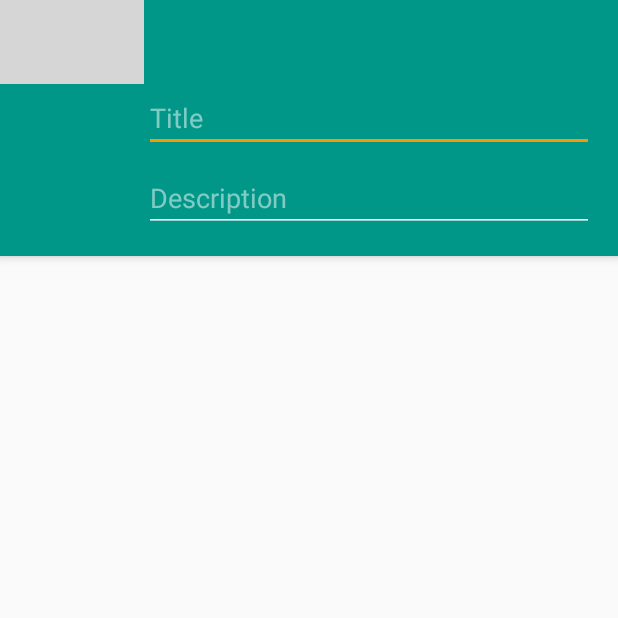
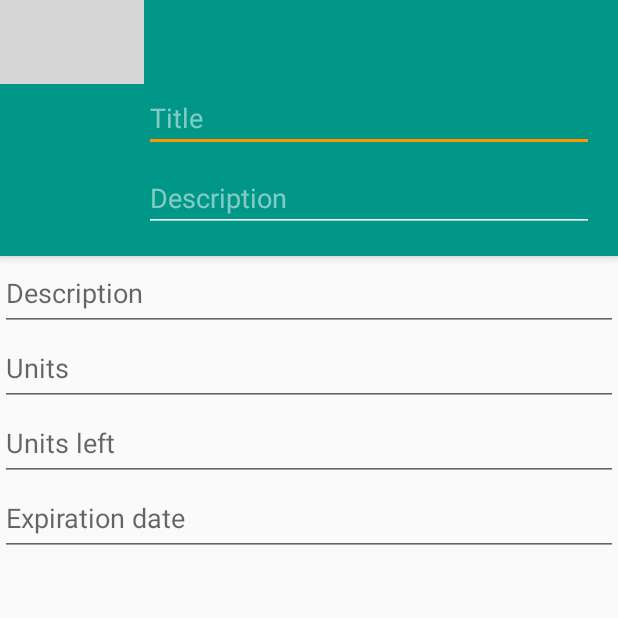
Before and after one commit to emanuele-dedonatis/Drugstore, an Android app: the NewDrugActivity screen opened directly, with no data from a screen before it, on a phone screen of 412 x 824 dp, the top half of it. Run offline under Robolectric (Android 15) with nearby library versions, the phone set to English and light mode, and no system bars; libraries missing offline, so code that uses them is left out: com.amulyakhare.textdrawable; grey boxes are pictures that could not be loaded.

Commit message:
new drug fragment edittext

```diff
--- a/app/src/main/java/it/dedonatis/emanuele/drugstore/activities/NewDrugActivity.java
+++ b/app/src/main/java/it/dedonatis/emanuele/drugstore/activities/NewDrugActivity.java
@@ -15,6 +15,8 @@ import android.widget.ViewSwitcher;
 import com.amulyakhare.textdrawable.util.ColorGenerator;
 
 import it.dedonatis.emanuele.drugstore.R;
+import it.dedonatis.emanuele.drugstore.fragments.DrugDetailFragment;
+import it.dedonatis.emanuele.drugstore.fragments.NewDrugFragment;
 import it.dedonatis.emanuele.drugstore.utils.ColorUtils;
 
 public class NewDrugActivity extends AppCompatActivity {
@@ -48,6 +50,13 @@ public class NewDrugActivity extends AppCompatActivity {
             viewSwitcher.showNext();
 
         }
+
+        if (savedInstanceState != null) {
+            return;
+        } else {
+            NewDrugFragment newDrugFragment = NewDrugFragment.newInstance();
+            getSupportFragmentManager().beginTransaction().add(R.id.activity_new_drug_container, newDrugFragment).commit();
+        }
     }
 
     @Override
--- a/app/src/main/java/it/dedonatis/emanuele/drugstore/fragments/NewDrugFragment.java
+++ b/app/src/main/java/it/dedonatis/emanuele/drugstore/fragments/NewDrugFragment.java
@@ -16,6 +16,10 @@ public class NewDrugFragment extends Fragment {
     public NewDrugFragment() {
     }
 
+    public static NewDrugFragment newInstance() {
+        NewDrugFragment fragment = new NewDrugFragment();
+        return fragment;
+    }
     @Override
     public View onCreateView(LayoutInflater inflater, ViewGroup container,
                              Bundle savedInstanceState) {
--- a/app/src/main/res/layout/activity_new_drug.xml
+++ b/app/src/main/res/layout/activity_new_drug.xml
@@ -82,7 +82,7 @@
     </android.support.design.widget.AppBarLayout>
 
     <FrameLayout xmlns:android="http://schemas.android.com/apk/res/android"
-        android:id="@+id/activity_drug_detail_container"
+        android:id="@+id/activity_new_drug_container"
         android:layout_width="match_parent"
         android:layout_height="match_parent"
         app:layout_behavior="@string/appbar_scrolling_view_behavior"/>
--- a/app/src/main/res/layout/fragment_new_drug.xml
+++ b/app/src/main/res/layout/fragment_new_drug.xml
@@ -1,19 +1,36 @@
-<RelativeLayout xmlns:android="http://schemas.android.com/apk/res/android"
+<FrameLayout xmlns:android="http://schemas.android.com/apk/res/android"
     xmlns:tools="http://schemas.android.com/tools"
     android:layout_width="match_parent"
     android:layout_height="match_parent"
-    android:paddingBottom="@dimen/activity_vertical_margin"
-    android:paddingLeft="@dimen/activity_horizontal_margin"
-    android:paddingRight="@dimen/activity_horizontal_margin"
-    android:paddingTop="@dimen/activity_vertical_margin"
     tools:context=".fragments.NewDrugFragment">
 
+    <LinearLayout
+        android:orientation="vertical"
+        android:layout_width="match_parent"
+        android:layout_height="match_parent">
 
-    <TextView
-        android:layout_width="wrap_content"
-        android:layout_height="wrap_content"
-        android:text="New Text"
-        android:id="@+id/textView2"
-        android:layout_alignParentTop="true"
-        android:layout_centerHorizontal="true" />
-</RelativeLayout>
+        <EditText
+            android:layout_width="match_parent"
+            android:layout_height="50dp"
+            android:id="@+id/description_et"
+            android:hint="Description"/>
+
+        <EditText
+            android:layout_width="match_parent"
+            android:layout_height="50dp"
+            android:id="@+id/units_et"
+            android:hint="Units"/>
+
+        <EditText
+            android:layout_width="match_parent"
+            android:layout_height="50dp"
+            android:id="@+id/units_left_et"
+            android:hint="Units left"/>
+
+        <EditText
+            android:layout_width="match_parent"
+            android:layout_height="50dp"
+            android:id="@+id/expiration_date_et"
+            android:hint="Expiration date"/>
+    </LinearLayout>
+</FrameLayout>
```
